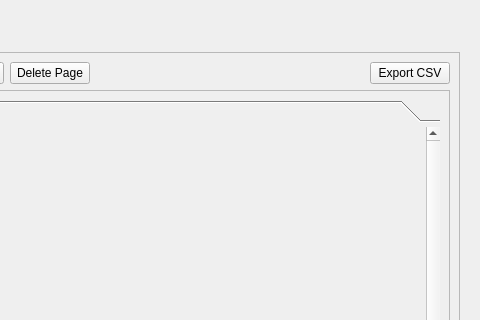
Old version of the form ui/PMainEsquemaUI.ui in the repository icampsi/FindWhat; both pictures show x 676 to 1156 and y 0 to 320 of the 1156 by 492 pixel window.
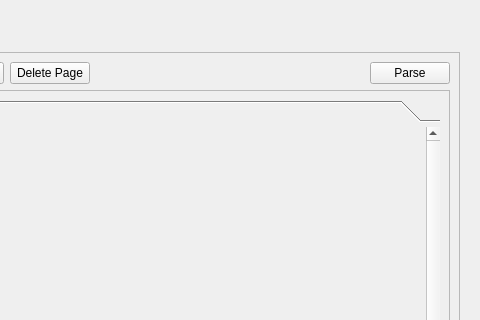
New version of the form. Custom widgets are drawn as their Qt base class.

What changed in the file:
```diff
--- a/ui/PMainEsquemaUI.ui
+++ b/ui/PMainEsquemaUI.ui
@@ -151,7 +151,7 @@
              <item>
               <widget class="QPushButton" name="pushButton_ExportCSV">
                <property name="text">
-                <string>Export CSV</string>
+                <string>Parse</string>
                </property>
               </widget>
              </item>
```
Left out of the diff: 4 changed lines with no effect on the pictures.
